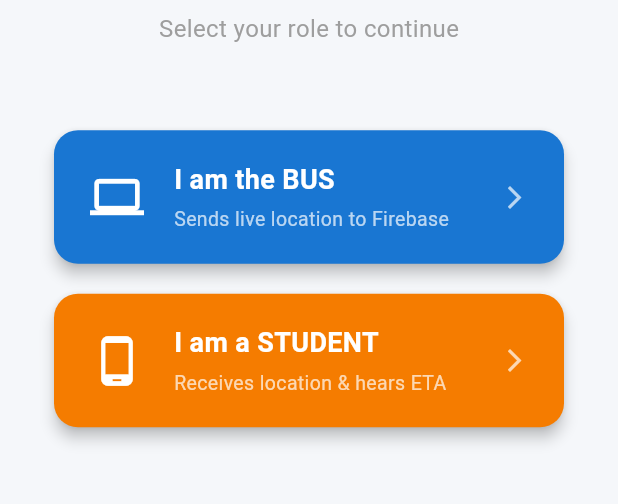
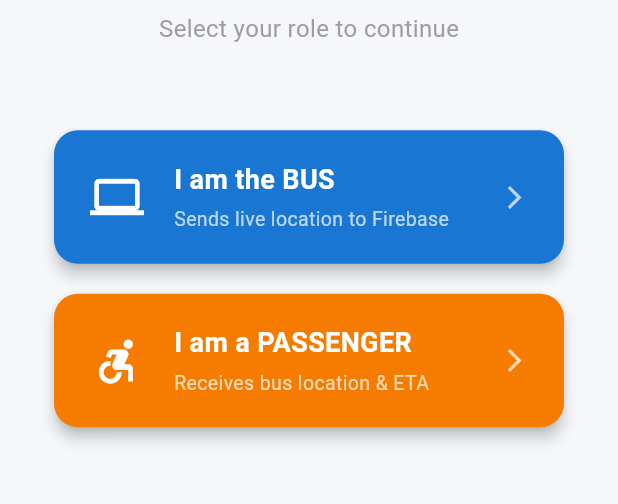
Before and after one commit to samyyuukthaaa/blinnow, a Flutter app: the screen it shows after launch, on a phone screen of 412 x 824 dp, the part 553-1057 px from its top. Run offline on Flutter 3.47's test engine with Material 3 defaults, Android fonts, the phone set to English and light mode, and no system bars; our stand-ins replace firebase_core, firebase_database, flutter_tts, geolocator; accounts and stored records are empty.

Commit message:
Update main.dart

```diff
--- a/lib/main.dart
+++ b/lib/main.dart
@@ -5,7 +5,6 @@ import 'location_sender_screen.dart';
 import 'location_receiver_screen.dart';
 
 void main() async {
-  // Must be called before Firebase.initializeApp
   WidgetsFlutterBinding.ensureInitialized();
 
   await Firebase.initializeApp(
@@ -32,10 +31,6 @@ class MyApp extends StatelessWidget {
   }
 }
 
-/// ─────────────────────────────────────────────────
-/// Role selection — shown first when app opens.
-/// Laptop picks "BUS", phone picks "STUDENT".
-/// ─────────────────────────────────────────────────
 class RoleSelectScreen extends StatelessWidget {
   const RoleSelectScreen({super.key});
 
@@ -50,7 +45,6 @@ class RoleSelectScreen extends StatelessWidget {
             child: Column(
               mainAxisAlignment: MainAxisAlignment.center,
               children: [
-                // App icon
                 Container(
                   padding: const EdgeInsets.all(24),
                   decoration: BoxDecoration(
@@ -71,7 +65,6 @@ class RoleSelectScreen extends StatelessWidget {
                   ),
                 ),
                 const SizedBox(height: 32),
-
                 const Text(
                   'BlindBus',
                   style: TextStyle(
@@ -87,7 +80,7 @@ class RoleSelectScreen extends StatelessWidget {
                 ),
                 const SizedBox(height: 56),
 
-                // BUS / LAPTOP button
+                // BUS button
                 _RoleButton(
                   icon: Icons.laptop,
                   title: 'I am the BUS',
@@ -102,11 +95,11 @@ class RoleSelectScreen extends StatelessWidget {
                 ),
                 const SizedBox(height: 20),
 
-                // STUDENT / PHONE button
+                // PASSENGER button
                 _RoleButton(
-                  icon: Icons.phone_android,
-                  title: 'I am a STUDENT',
-                  subtitle: 'Receives location & hears ETA',
+                  icon: Icons.accessible_forward,
+                  title: 'I am a PASSENGER',
+                  subtitle: 'Receives bus location & ETA',
                   color: Colors.orange.shade700,
                   onTap: () => Navigator.push(
                     context,
@@ -124,7 +117,6 @@ class RoleSelectScreen extends StatelessWidget {
   }
 }
 
-// ── Reusable big role button ──────────────────────
 class _RoleButton extends StatelessWidget {
   final IconData icon;
   final String title;
```
